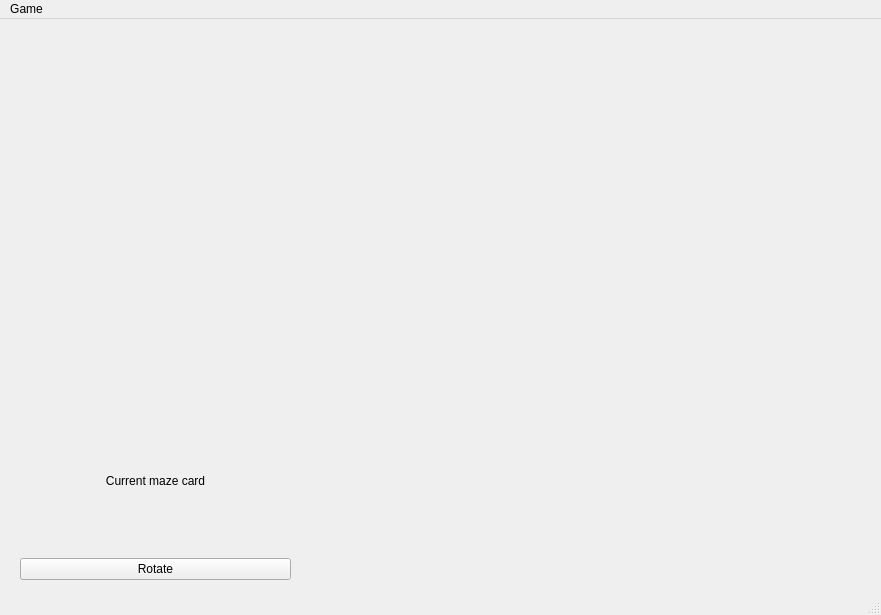
This is core/view/gui/GameWindow.ui in Antho1605/Labyrinth as Qt 5 draws it before an edit. The edited form follows.
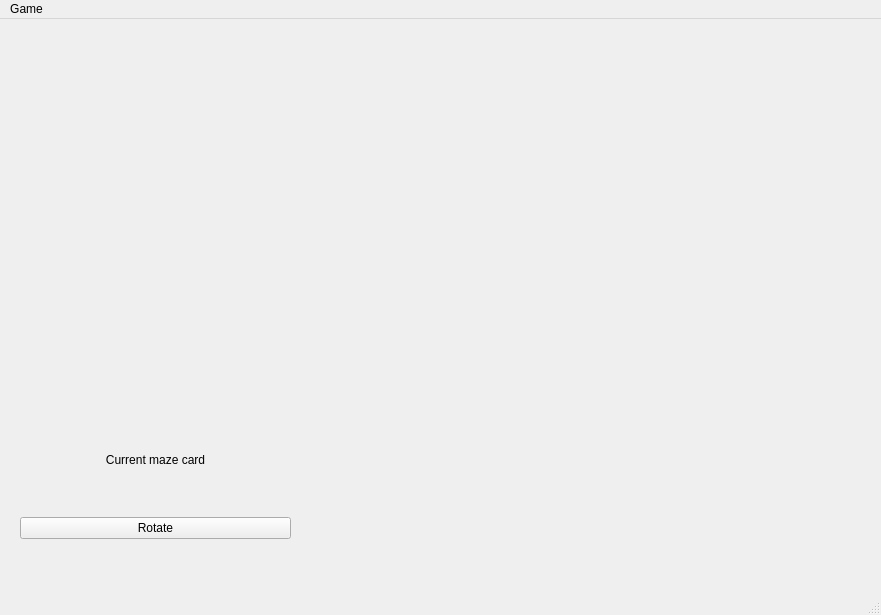
This is the edited form.

```diff
--- a/core/view/gui/GameWindow.ui
+++ b/core/view/gui/GameWindow.ui
@@ -50,7 +50,7 @@
      </property>
     </layout>
    </widget>
-   <widget class="QWidget" name="">
+   <widget class="QWidget" name="layoutWidget">
     <property name="geometry">
      <rect>
       <x>20</x>
@@ -68,6 +68,18 @@
        <property name="enabled">
         <bool>true</bool>
        </property>
+       <property name="sizePolicy">
+        <sizepolicy hsizetype="Preferred" vsizetype="Preferred">
+         <horstretch>0</horstretch>
+         <verstretch>0</verstretch>
+        </sizepolicy>
+       </property>
+       <property name="maximumSize">
+        <size>
+         <width>16777215</width>
+         <height>20</height>
+        </size>
+       </property>
        <property name="text">
         <string>Current maze card</string>
        </property>
```
